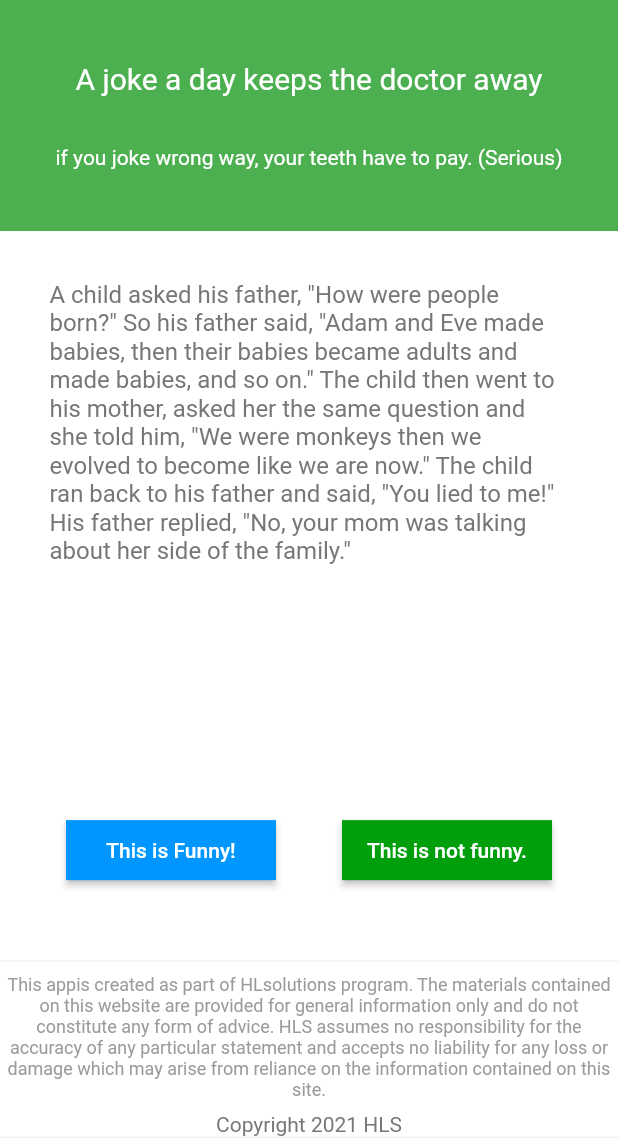
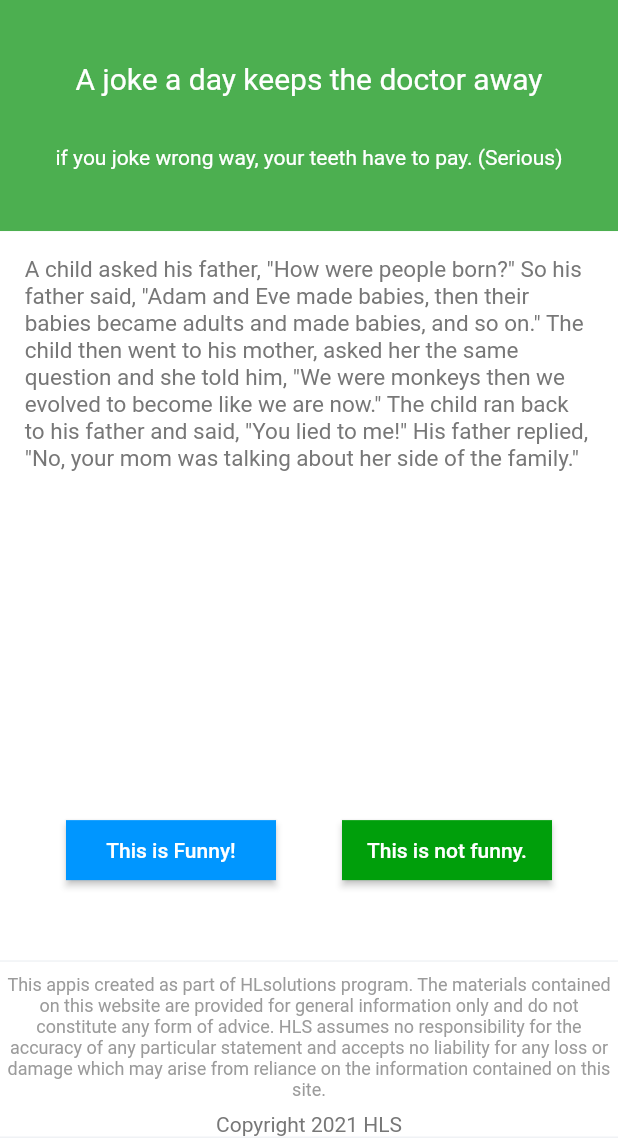
Before and after one commit to 19521588/ZenS_test, a Flutter app: the screen it shows after launch, on a phone screen of 412 x 824 dp, the part 98-1236 px from its top. Run offline on Flutter 3.47's test engine with Material 2 defaults, Android fonts, the phone set to English and light mode, and no system bars.

Commit message:
fix fontsize

```diff
--- a/mobile_flutter/lib/joke_screen.dart
+++ b/mobile_flutter/lib/joke_screen.dart
@@ -114,12 +114,12 @@ class _JokeScreenState extends State<JokeScreen> {
                     if (data.hasData) {
                       item = data.data as List<JokeDataModel>;
                       return Container(
-                        padding: EdgeInsets.all(height * 0.04),
+                        padding: EdgeInsets.all(height * 0.02),
                         child: textStyle(
                             index < item.length
                                 ? item[index].joke.toString()
                                 : "That's all the jokes for today! Come back another day!",
-                            16,
+                            15,
                             AppColors.primaryBlack1,
                             false),
                       );
```
